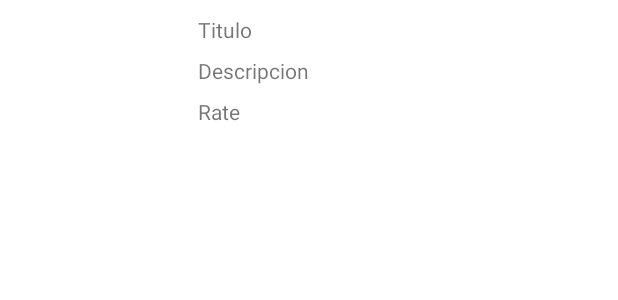
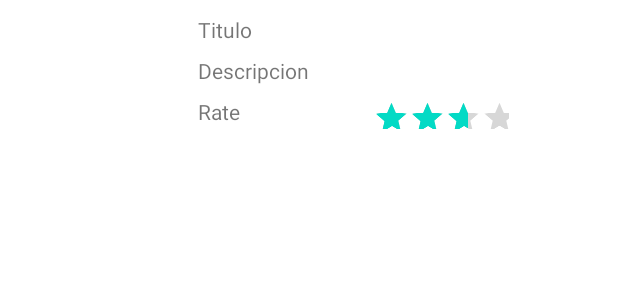
Before and after one commit to IDECOS/appSevilla, an Android app: the layout fragment_item_site.xml on its own in the app's theme, with its tools: preview values and no code run, on a phone screen of 412 x 824 dp. Shown: the top 300 px of the screen. Run offline under Robolectric (Android 15) with nearby library versions, the phone set to English and light mode, and no system bars.

Commit message:
Agregando barra de calificacion

```diff
--- a/app/src/main/res/layout/fragment_item_site.xml
+++ b/app/src/main/res/layout/fragment_item_site.xml
@@ -53,5 +53,20 @@
             app:layout_constraintStart_toEndOf="@+id/imageview_thumb"
             app:layout_constraintTop_toBottomOf="@+id/description" />
 
+        <RatingBar
+            android:id="@+id/ratingBar"
+            android:layout_width="180dp"
+            android:layout_height="39dp"
+            android:layout_marginStart="44dp"
+            android:clickable="false"
+            android:importantForAccessibility="no"
+            android:isIndicator="true"
+            android:numStars="5"
+            android:rating="3.5"
+            android:scaleX="0.5"
+            android:scaleY="0.5"
+            android:stepSize="0.5"
+            app:layout_constraintStart_toEndOf="@+id/rate"
+            app:layout_constraintTop_toBottomOf="@+id/description" />
     </androidx.constraintlayout.widget.ConstraintLayout>
 </FrameLayout>
```
